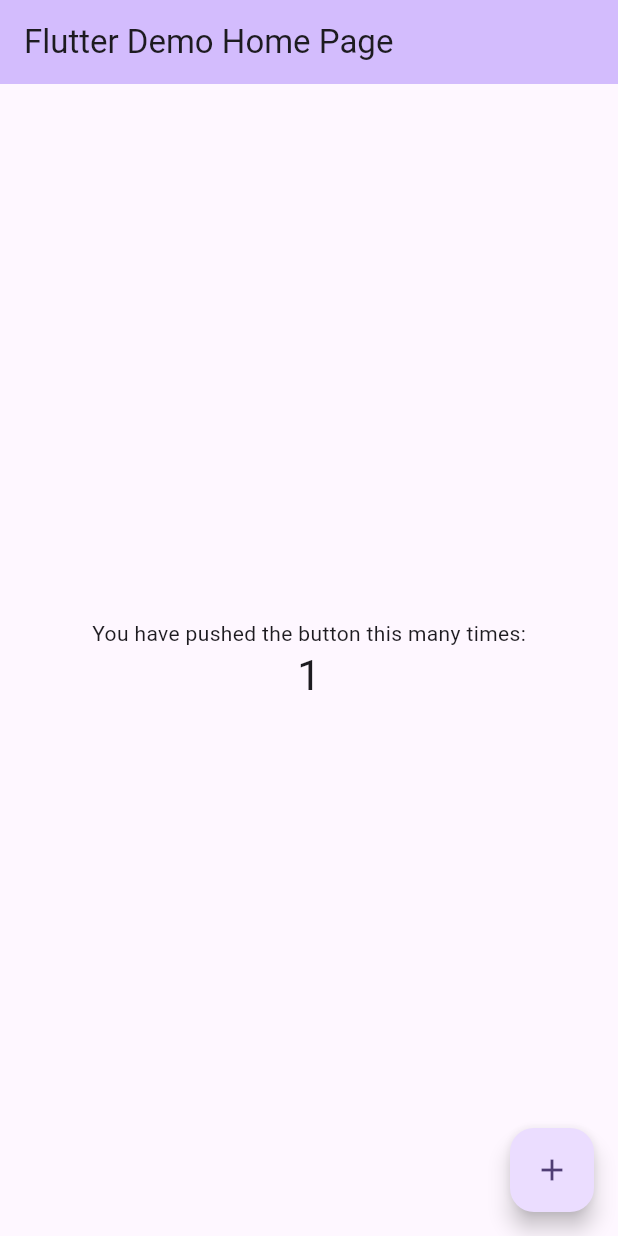
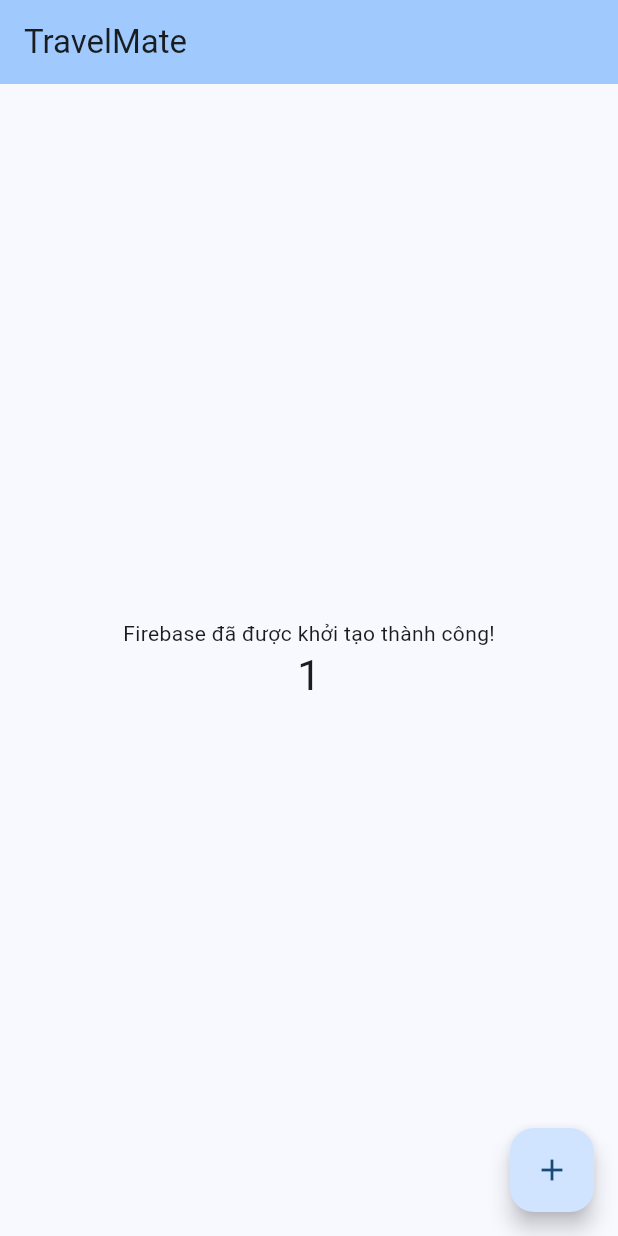
Before and after one commit to caochien03/2025_LTTBDD_N02_-Nhom_5, a Flutter app: the screen it shows after launch, after a tap on the "add" icon, on a phone screen of 412 x 824 dp. Run offline on Flutter 3.47's test engine with Material 3 defaults, Android fonts, the light colour scheme and no system bars; our stand-ins replace firebase_core; accounts and stored records are empty; statements that could not run were skipped.

Commit message:
connect to firebase

```diff
--- a/lib/main.dart
+++ b/lib/main.dart
@@ -1,51 +1,33 @@
 import 'package:flutter/material.dart';
+import 'package:firebase_core/firebase_core.dart';
+import 'firebase_options.dart';
 
-void main() {
+void main() async {
+  WidgetsFlutterBinding.ensureInitialized();
+
+  await Firebase.initializeApp(options: DefaultFirebaseOptions.currentPlatform);
+
   runApp(const MyApp());
 }
 
 class MyApp extends StatelessWidget {
   const MyApp({super.key});
 
-  // This widget is the root of your application.
   @override
   Widget build(BuildContext context) {
     return MaterialApp(
-      title: 'Flutter Demo',
+      title: 'BTL TravelMate',
       theme: ThemeData(
-        // This is the theme of your application.
-        //
-        // TRY THIS: Try running your application with "flutter run". You'll see
-        // the application has a purple toolbar. Then, without quitting the app,
-        // try changing the seedColor in the colorScheme below to Colors.green
-        // and then invoke "hot reload" (save your changes or press the "hot
-        // reload" button in a Flutter-supported IDE, or press "r" if you used
-        // the command line to start the app).
-        //
-        // Notice that the counter didn't reset back to zero; the application
-        // state is not lost during the reload. To reset the state, use hot
-        // restart instead.
-        //
-        // This works for code too, not just values: Most code changes can be
-        // tested with just a hot reload.
-        colorScheme: ColorScheme.fromSeed(seedColor: Colors.deepPurple),
+        colorScheme: ColorScheme.fromSeed(seedColor: Colors.blue),
+        useMaterial3: true,
       ),
-      home: const MyHomePage(title: 'Flutter Demo Home Page'),
+      home: const MyHomePage(title: 'TravelMate'),
     );
   }
 }
 
 class MyHomePage extends StatefulWidget {
   const MyHomePage({super.key, required this.title});
-
-  // This widget is the home page of your application. It is stateful, meaning
-  // that it has a State object (defined below) that contains fields that affect
-  // how it looks.
-
-  // This class is the configuration for the state. It holds the values (in this
-  // case the title) provided by the parent (in this case the App widget) and
-  // used by the build method of the State. Fields in a Widget subclass are
-  // always marked "final".
 
   final String title;
 
@@ -58,53 +40,22 @@
 
   void _incrementCounter() {
     setState(() {
-      // This call to setState tells the Flutter framework that something has
-      // changed in this State, which causes it to rerun the build method below
-      // so that the display can reflect the updated values. If we changed
-      // _counter without calling setState(), then the build method would not be
-      // called again, and so nothing would appear to happen.
       _counter++;
     });
   }
 
   @override
   Widget build(BuildContext context) {
-    // This method is rerun every time setState is called, for instance as done
-    // by the _incrementCounter method above.
-    //
-    // The Flutter framework has been optimized to make rerunning build methods
-    // fast, so that you can just rebuild anything that needs updating rather
-    // than having to individually change instances of widgets.
     return Scaffold(
       appBar: AppBar(
-        // TRY THIS: Try changing the color here to a specific color (to
-        // Colors.amber, perhaps?) and trigger a hot reload to see the AppBar
-        // change color while the other colors stay the same.
         backgroundColor: Theme.of(context).colorScheme.inversePrimary,
-        // Here we take the value from the MyHomePage object that was created by
-        // the App.build method, and use it to set our appbar title.
         title: Text(widget.title),
       ),
       body: Center(
-        // Center is a layout widget. It takes a single child and positions it
-        // in the middle of the parent.
         child: Column(
-          // Column is also a layout widget. It takes a list of children and
-          // arranges them vertically. By default, it sizes itself to fit its
-          // children horizontally, and tries to be as tall as its parent.
-          //
-          // Column has various properties to control how it sizes itself and
-          // how it positions its children. Here we use mainAxisAlignment to
-          // center the children vertically; the main axis here is the vertical
-          // axis because Columns are vertical (the cross axis would be
-          // horizontal).
-          //
-          // TRY THIS: Invoke "debug painting" (choose the "Toggle Debug Paint"
-          // action in the IDE, or press "p" in the console), to see the
-          // wireframe for each widget.
           mainAxisAlignment: MainAxisAlignment.center,
           children: <Widget>[
-            const Text('You have pushed the button this many times:'),
+            const Text('Firebase đã được khởi tạo thành công!'),
             Text(
               '$_counter',
               style: Theme.of(context).textTheme.headlineMedium,
@@ -116,7 +67,7 @@
         onPressed: _incrementCounter,
         tooltip: 'Increment',
         child: const Icon(Icons.add),
-      ), // This trailing comma makes auto-formatting nicer for build methods.
+      ),
     );
   }
 }
```
Also changed, not shown: pubspec.yaml (+52 -47 lines), firebase.json (added), lib/firebase_options.dart (added), pubspec.lock, 14 other files.
